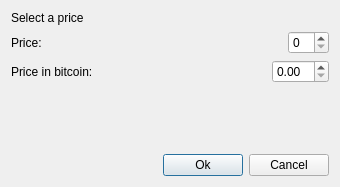
alphaonex86/CatchChallenger, file client/base/interface/GetPrice.ui: the form before one commit.
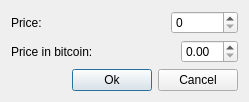
The form after the commit.

What changed in the file:
```diff
--- a/client/base/interface/GetPrice.ui
+++ b/client/base/interface/GetPrice.ui
@@ -6,21 +6,14 @@
    <rect>
     <x>0</x>
     <y>0</y>
-    <width>340</width>
-    <height>187</height>
+    <width>249</width>
+    <height>93</height>
    </rect>
   </property>
   <property name="windowTitle">
    <string>Dialog</string>
   </property>
   <layout class="QVBoxLayout" name="verticalLayout">
-   <item>
-    <widget class="QLabel" name="label">
-     <property name="text">
-      <string>Select a price</string>
-     </property>
-    </widget>
-   </item>
    <item>
     <layout class="QHBoxLayout" name="horizontalLayout">
      <item>
@@ -44,7 +37,11 @@
       </spacer>
      </item>
      <item>
-      <widget class="QSpinBox" name="price"/>
+      <widget class="QSpinBox" name="price">
+       <property name="maximum">
+        <number>999999999</number>
+       </property>
+      </widget>
      </item>
     </layout>
    </item>
```
Left out of the diff: 2 changed lines with no effect on the pictures.
